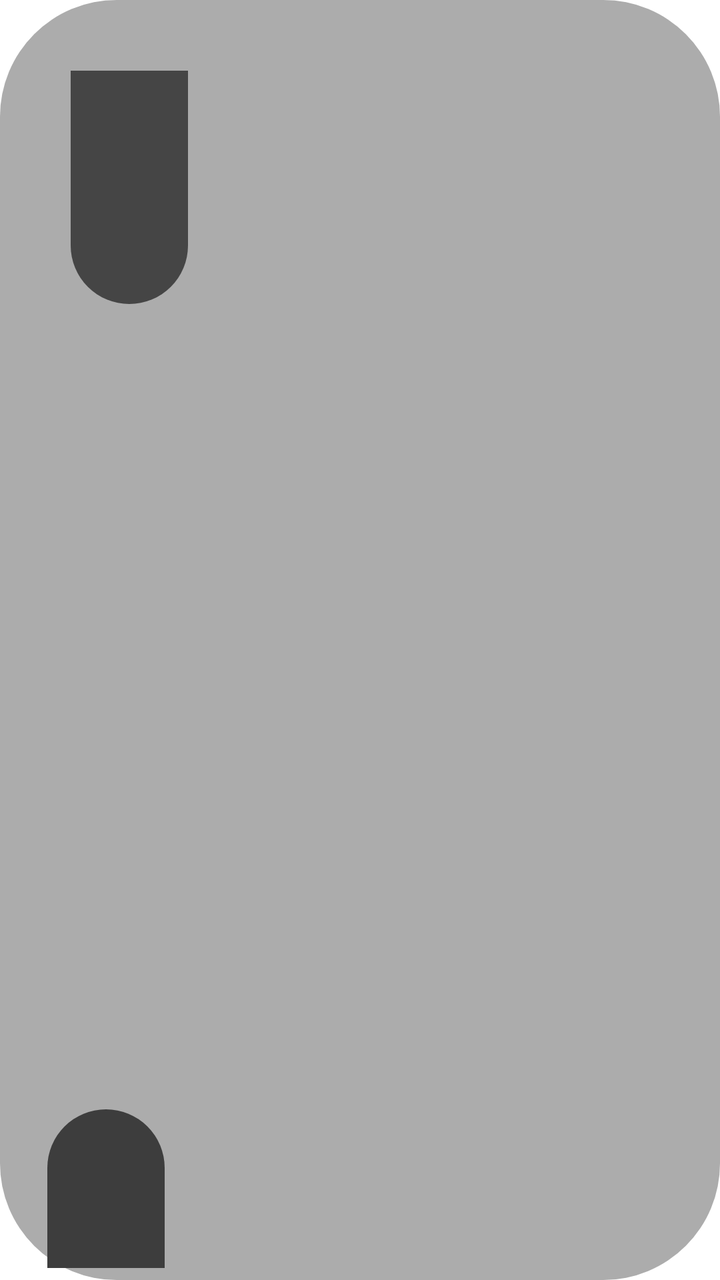
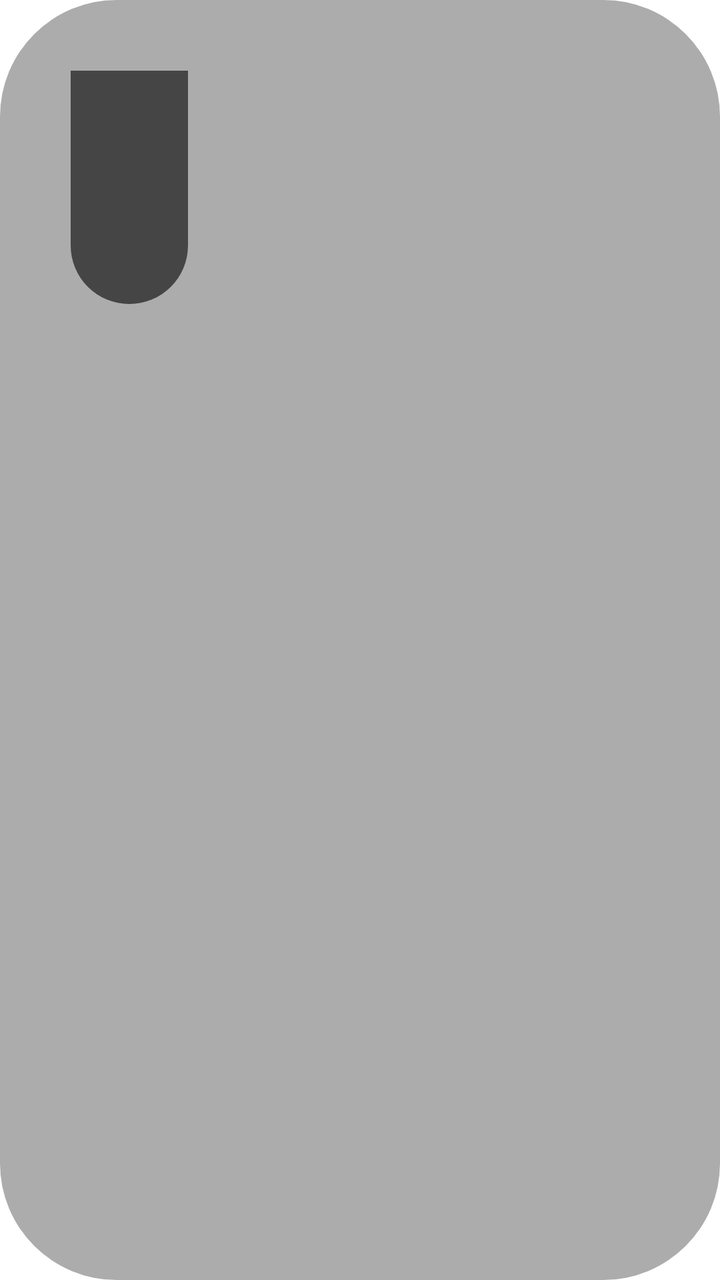

Before-and-after screenshots of an Android layout around one commit, followed by the original layout XML and the change that was made.
<!-- AndroidManifest.xml: application theme AppTheme.NoActionBar -->
<!-- res/layout/item_user_hot_vod.xml -->
<?xml version="1.0" encoding="utf-8"?>
<FrameLayout xmlns:android="http://schemas.android.com/apk/res/android"
    android:layout_width="match_parent"
    android:layout_height="wrap_content"
    android:background="@drawable/shape_user_focus"
    android:focusable="true"
    android:padding="@dimen/vs_1">

    <FrameLayout
        android:id="@+id/mItemFrame"
        android:layout_width="match_parent"
        android:layout_height="@dimen/vs_150">

        <ImageView
            android:id="@+id/ivThumb"
            android:layout_width="match_parent"
            android:layout_height="match_parent"
            android:padding="@dimen/vs_1"
            android:scaleType="fitXY" />

        <LinearLayout
            android:layout_width="wrap_content"
            android:layout_height="wrap_content"
            android:layout_marginLeft="@dimen/vs_5"
            android:layout_marginTop="@dimen/vs_5"
            android:layout_marginRight="@dimen/vs_5"
            android:orientation="horizontal">

            <TextView
                android:id="@+id/tvRate"
                android:layout_width="wrap_content"
                android:layout_height="wrap_content"
                android:layout_marginEnd="@dimen/vs_5"
                android:layout_marginRight="@dimen/vs_5"
                android:background="@drawable/shape_thumb_bottom_name"
                android:ellipsize="end"
                android:gravity="center"
                android:paddingLeft="@dimen/vs_5"
                android:paddingRight="@dimen/vs_5"
                android:singleLine="true"
                android:textColor="@android:color/white"
                android:textSize="@dimen/ts_22" />
        </LinearLayout>


        <LinearLayout
            android:layout_width="match_parent"
            android:layout_height="wrap_content"
            android:layout_gravity="bottom"
            android:orientation="vertical"
            android:padding="@dimen/vs_1">

            <TextView
                android:id="@+id/tvNote"
                android:layout_width="wrap_content"
                android:layout_height="wrap_content"
                android:layout_gravity="bottom"
                android:layout_marginLeft="@dimen/vs_2"
                android:layout_marginRight="@dimen/vs_2"
                android:layout_marginBottom="@dimen/vs_5"
                android:background="@drawable/shape_thumb_note"
                android:ellipsize="end"
                android:gravity="center"
                android:paddingLeft="@dimen/vs_5"
                android:paddingRight="@dimen/vs_5"
                android:singleLine="true"
                android:textColor="@android:color/white"
                android:textSize="@dimen/ts_22" />

            <TextView
                android:id="@+id/tvName"
                android:layout_width="match_parent"
                android:layout_height="wrap_content"
                android:background="@drawable/shape_thumb_bottom_name"
                android:ellipsize="marquee"
                android:gravity="center"
                android:marqueeRepeatLimit="marquee_forever"
                android:padding="@dimen/vs_5"
                android:singleLine="true"
                android:text="Title"
                android:textColor="@android:color/white"
                android:textSize="@dimen/ts_22" />
        </LinearLayout>
        
        <FrameLayout
            android:id="@+id/delFrameLayout"
            android:layout_width="match_parent"
            android:layout_height="match_parent"
            android:layout_gravity="center"
            android:background="@drawable/shape_user_delete"
            android:visibility="gone">

            <ImageView
                android:id="@+id/imageView"
                android:layout_width="@dimen/vs_80"
                android:layout_height="@dimen/vs_80"
                android:layout_gravity="center"
                android:layout_marginBottom="@dimen/vs_20"
                android:src="@drawable/icon_delete" />

        </FrameLayout>
        
    </FrameLayout>
</FrameLayout>
<!-- resources referenced by this layout -->
<resources>
  <dimen name="ts_22">15mm</dimen>
  <dimen name="vs_1">1mm</dimen>
  <dimen name="vs_150">150mm</dimen>
  <dimen name="vs_2">2mm</dimen>
  <dimen name="vs_20">20mm</dimen>
  <dimen name="vs_5">5mm</dimen>
  <dimen name="vs_80">80mm</dimen>
  <!-- drawable icon_delete (drawable) -->
  <vector android:height="24dp" android:tint="#FFFFFF"
      android:viewportHeight="24" android:viewportWidth="24"
      android:width="24dp" xmlns:android="http://schemas.android.com/apk/res/android">
    <path android:fillColor="@android:color/white" android:pathData="M6,19c0,1.1 0.9,2 2,2h8c1.1,0 2,-0.9 2,-2L18,7L6,7v12zM8,9h8v10L8,19L8,9zM15.5,4l-1,-1h-5l-1,1L5,4v2h14L19,4z"/>
  </vector>
  <!-- drawable shape_thumb_bottom_name (drawable) -->
  <?xml version="1.0" encoding="utf-8"?>
  <shape xmlns:android="http://schemas.android.com/apk/res/android">
      <corners
          android:bottomLeftRadius="@dimen/vs_10"
          android:bottomRightRadius="@dimen/vs_10" />
      <solid android:color="@color/color_99000000" />
  </shape>
  <!-- drawable shape_thumb_note (drawable) -->
  <?xml version="1.0" encoding="utf-8"?>
  <shape xmlns:android="http://schemas.android.com/apk/res/android">
      <solid android:color="@color/color_3D3D3D" />
      <corners android:radius="5mm" />
  </shape>
  <!-- drawable shape_user_delete (drawable) -->
  <?xml version="1.0" encoding="UTF-8"?>
  <shape xmlns:android="http://schemas.android.com/apk/res/android" android:shape="rectangle" >
  
      <gradient
          android:startColor="@color/color_000000_30"
          android:centerColor="@color/color_000000_60"
          android:endColor="@color/color_000000_30"
          android:angle="90" />
       <corners
          android:radius="@dimen/vs_10"/>
  
  </shape>
  <!-- drawable shape_user_focus (drawable) -->
  <?xml version="1.0" encoding="utf-8"?>
  <selector xmlns:android="http://schemas.android.com/apk/res/android">
      <item android:state_focused="true">
          <shape>
              <corners android:radius="10mm" />
              <stroke android:width="2mm" android:color="@color/color_FFFFFF" />
              <solid android:color="@color/color_6C3D3D3D" />
          </shape>
      </item>
      <item android:state_focused="false">
          <shape>
              <corners android:radius="10mm" />
              <solid android:color="@color/color_6C3D3D3D"/>
          </shape>
      </item>
  </selector>
  <style name="AppTheme.NoActionBar" parent="AppTheme">
          <item name="android:windowActionBar">false</item>
          <item name="android:windowNoTitle">true</item>
          <item name="windowActionBar">false</item>
          <item name="android:windowFullscreen">false</item>//手机版：默认保留状态栏，全屏页面运行时再隐藏
          <item name="android:windowContentOverlay">@null</item>//是否有遮盖
          <item name="windowNoTitle">true</item>
          <item name="android:keepScreenOn">true</item>
          
          <item name="android:windowBackground">@android:color/transparent</item>
          
          <item name="android:statusBarColor">@android:color/transparent</item>
          <item name="android:windowDrawsSystemBarBackgrounds">true</item>
      </style>
  <dimen name="vs_10">10mm</dimen>
  <color name="color_99000000">#99000000</color>
  <color name="color_3D3D3D">#3D3D3D</color>
  <color name="color_000000_30">#48000000</color>
  <color name="color_000000_60">#99000000</color>
  <color name="color_FFFFFF">#ffffffff</color>
  <color name="color_6C3D3D3D">#6c3d3d3d</color>
  <style name="AppTheme" parent="Theme.AppCompat.Light.DarkActionBar">
          
          <item name="colorPrimary">@color/color_6200EE</item>
          <item name="colorPrimaryDark">@color/color_3700B3</item>
          <item name="colorAccent">@color/color_03DAC5</item>
      </style>
  <color name="color_6200EE">#6200EE</color>
  <color name="color_3700B3">#3700B3</color>
  <color name="color_03DAC5">#03DAC5</color>
</resources>

<!-- the commit's change to res/layout/item_user_hot_vod.xml (unified diff, before → after) -->
@@ -1,15 +1,17 @@
 <?xml version="1.0" encoding="utf-8"?>
-<FrameLayout xmlns:android="http://schemas.android.com/apk/res/android"
+<LinearLayout xmlns:android="http://schemas.android.com/apk/res/android"
     android:layout_width="match_parent"
     android:layout_height="wrap_content"
     android:background="@drawable/shape_user_focus"
     android:focusable="true"
+    android:orientation="vertical"
     android:padding="@dimen/vs_1">
 
+    
     <FrameLayout
         android:id="@+id/mItemFrame"
         android:layout_width="match_parent"
-        android:layout_height="@dimen/vs_150">
+        android:layout_height="@dimen/vs_110">
 
         <ImageView
             android:id="@+id/ivThumb"
@@ -42,46 +44,6 @@
                 android:textSize="@dimen/ts_22" />
         </LinearLayout>
 
-
-        <LinearLayout
-            android:layout_width="match_parent"
-            android:layout_height="wrap_content"
-            android:layout_gravity="bottom"
-            android:orientation="vertical"
-            android:padding="@dimen/vs_1">
-
-            <TextView
-                android:id="@+id/tvNote"
-                android:layout_width="wrap_content"
-                android:layout_height="wrap_content"
-                android:layout_gravity="bottom"
-                android:layout_marginLeft="@dimen/vs_2"
-                android:layout_marginRight="@dimen/vs_2"
-                android:layout_marginBottom="@dimen/vs_5"
-                android:background="@drawable/shape_thumb_note"
-                android:ellipsize="end"
-                android:gravity="center"
-                android:paddingLeft="@dimen/vs_5"
-                android:paddingRight="@dimen/vs_5"
-                android:singleLine="true"
-                android:textColor="@android:color/white"
-                android:textSize="@dimen/ts_22" />
-
-            <TextView
-                android:id="@+id/tvName"
-                android:layout_width="match_parent"
-                android:layout_height="wrap_content"
-                android:background="@drawable/shape_thumb_bottom_name"
-                android:ellipsize="marquee"
-                android:gravity="center"
-                android:marqueeRepeatLimit="marquee_forever"
-                android:padding="@dimen/vs_5"
-                android:singleLine="true"
-                android:text="Title"
-                android:textColor="@android:color/white"
-                android:textSize="@dimen/ts_22" />
-        </LinearLayout>
-        
         <FrameLayout
             android:id="@+id/delFrameLayout"
             android:layout_width="match_parent"
@@ -99,6 +61,47 @@
                 android:src="@drawable/icon_delete" />
 
         </FrameLayout>
-        
+
     </FrameLayout>
-</FrameLayout>
+
+    
+    <LinearLayout
+        android:layout_width="match_parent"
+        android:layout_height="@dimen/vs_45"
+        android:gravity="bottom"
+        android:orientation="vertical"
+        android:padding="@dimen/vs_1">
+
+        <TextView
+            android:id="@+id/tvNote"
+            android:layout_width="wrap_content"
+            android:layout_height="wrap_content"
+            android:layout_marginLeft="@dimen/vs_2"
+            android:layout_marginRight="@dimen/vs_2"
+            android:layout_marginBottom="@dimen/vs_2"
+            android:background="@drawable/shape_thumb_note"
+            android:ellipsize="end"
+            android:gravity="center"
+            android:paddingLeft="@dimen/vs_5"
+            android:paddingRight="@dimen/vs_5"
+            android:singleLine="true"
+            android:textColor="@android:color/white"
+            android:textSize="@dimen/ts_22" />
+
+        <TextView
+            android:id="@+id/tvName"
+            android:layout_width="match_parent"
+            android:layout_height="wrap_content"
+            android:background="@drawable/shape_thumb_bottom_name"
+            android:ellipsize="end"
+            android:gravity="center"
+            android:paddingLeft="@dimen/vs_5"
+            android:paddingRight="@dimen/vs_5"
+            android:paddingTop="@dimen/vs_2"
+            android:paddingBottom="@dimen/vs_2"
+            android:singleLine="true"
+            android:text="Title"
+            android:textColor="@android:color/white"
+            android:textSize="@dimen/ts_22" />
+    </LinearLayout>
+</LinearLayout>
<!-- resource entries referenced after the edit -->
@@ -2,9 +2,10 @@
 <resources>
   <dimen name="ts_22">15mm</dimen>
   <dimen name="vs_1">1mm</dimen>
-  <dimen name="vs_150">150mm</dimen>
+  <dimen name="vs_110">110mm</dimen>
   <dimen name="vs_2">2mm</dimen>
   <dimen name="vs_20">20mm</dimen>
+  <dimen name="vs_45">45mm</dimen>
   <dimen name="vs_5">5mm</dimen>
   <dimen name="vs_80">80mm</dimen>
   <!-- drawable icon_delete (drawable) -->
